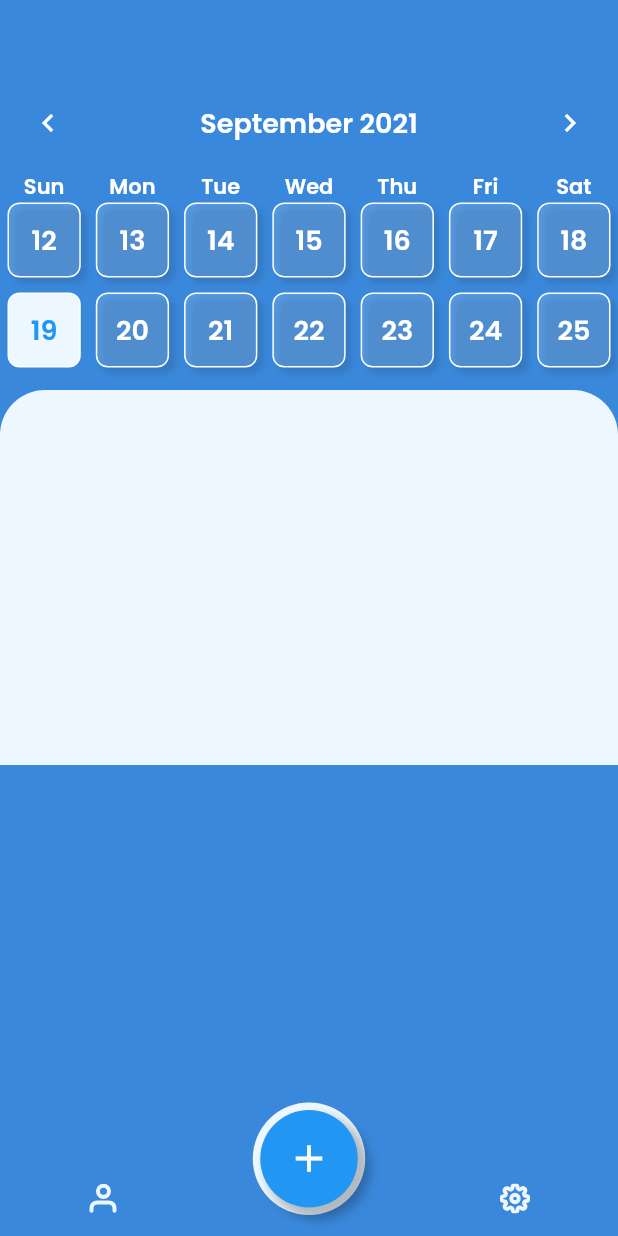
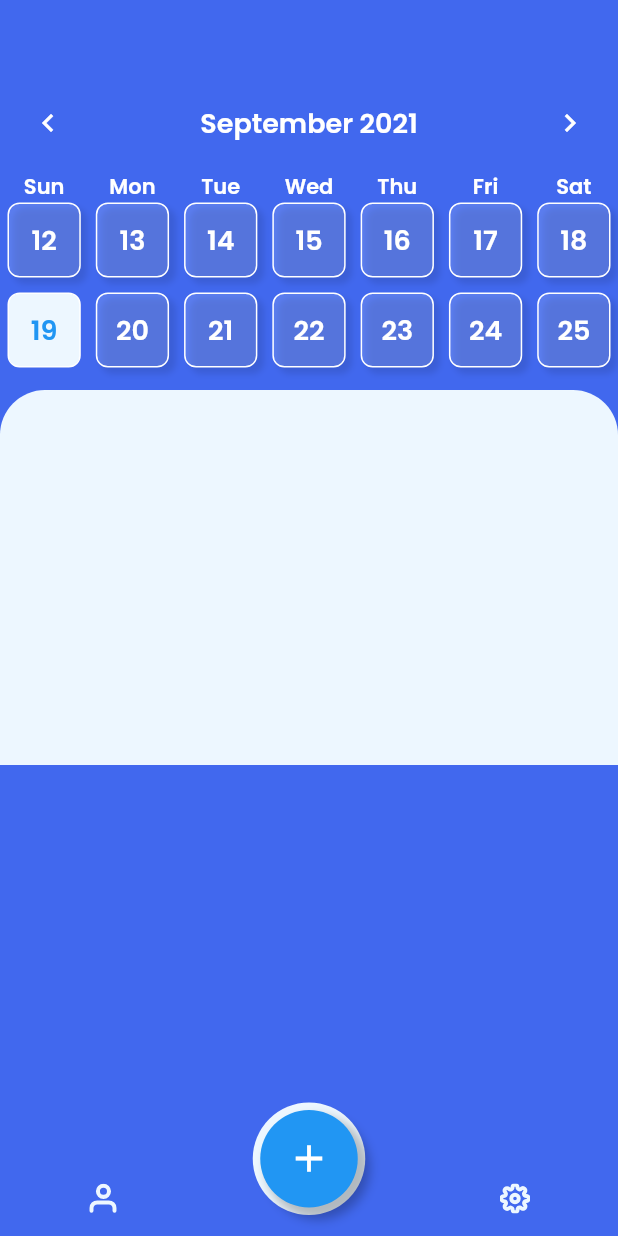
Before and after one commit to mohammadalihera/Medicine_Reminder, a Flutter app: the HomePage screen opened directly, on a phone screen of 412 x 824 dp. Run offline on Flutter 3.47's test engine with Material 2 defaults, Android fonts, the phone set to English and light mode, and no system bars; drawn by our look-alikes of table_calendar; our stand-ins replace country_code_picker, date_time_picker, double_back_to_close, firebase_auth, firebase_core, flutter_svg and 6 more; accounts and stored records are empty; network calls fail.

Commit message:
updated color

```diff
--- a/lib/main.dart
+++ b/lib/main.dart
@@ -18,19 +18,20 @@ Future<void> main() async {
   runApp(MyApp());
 }
 
+
 const MaterialColor kPrimaryColor = const MaterialColor(
-  0xFF3A88DB,
+  0xFF4168EE,
   const <int, Color>{
-    50: const Color(0xFF3A88DB),
-    100: const Color(0xFF3A88DB),
-    200: const Color(0xFF3A88DB),
-    300: const Color(0xFF3A88DB),
-    400: const Color(0xFF3A88DB),
-    500: const Color(0xFF3A88DB),
-    600: const Color(0xFF3A88DB),
-    700: const Color(0xFF3A88DB),
-    800: const Color(0xFF3A88DB),
-    900: const Color(0xFF3A88DB),
+    50: const Color(0xFF4168EE),
+    100: const Color(0xFF4168EE),
+    200: const Color(0xFF4168EE),
+    300: const Color(0xFF4168EE),
+    400: const Color(0xFF4168EE),
+    500: const Color(0xFF4168EE),
+    600: const Color(0xFF4168EE),
+    700: const Color(0xFF4168EE),
+    800: const Color(0xFF4168EE),
+    900: const Color(0xFF4168EE),
   },
 );
 
```
